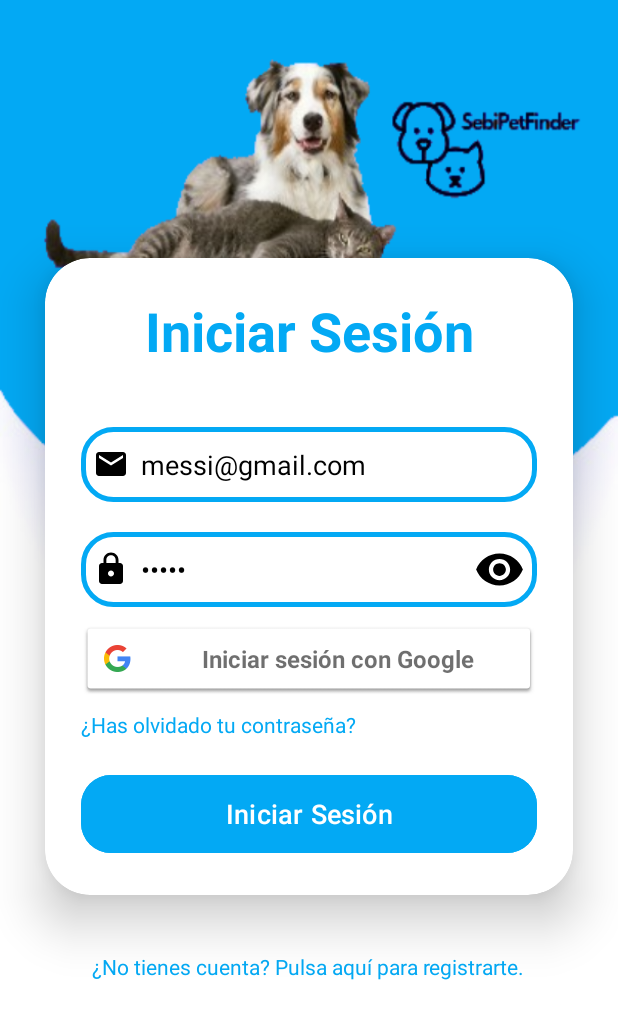
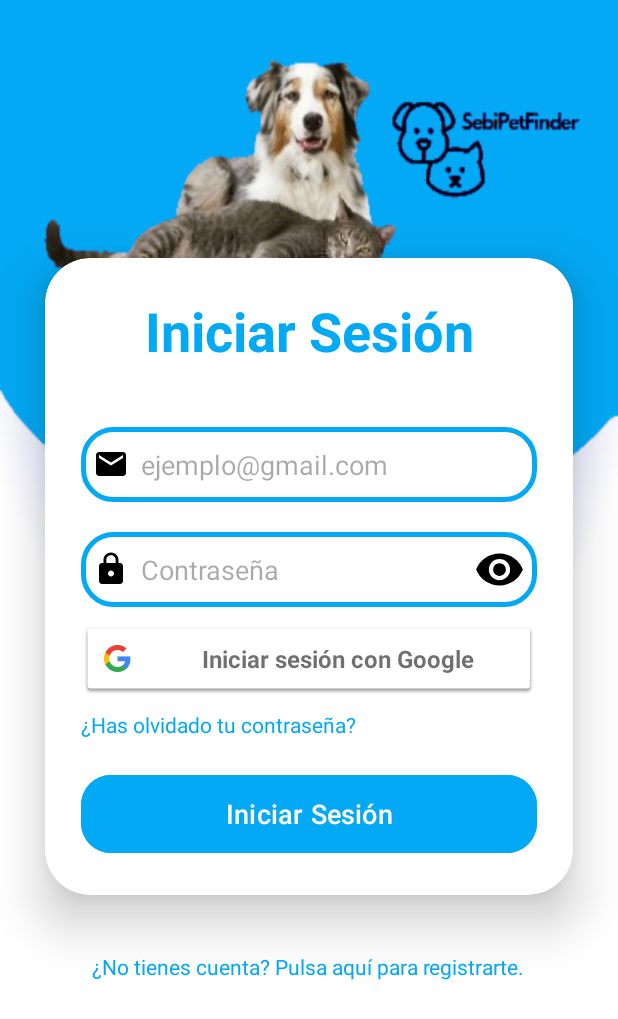
Before and after one commit to sebiapp/SebiPetFinder, an Android app: the screen it shows after launch (MainActivity), on a phone screen of 412 x 824 dp. Shown: the top 1019 px of the screen. Run offline under Robolectric (Android 15) with nearby library versions, the phone set to English and light mode, and no system bars.

```diff
--- a/app/src/main/java/com/riberadeltajo/sebipetfinder/Interfaces/ApiService.java
+++ b/app/src/main/java/com/riberadeltajo/sebipetfinder/Interfaces/ApiService.java
@@ -162,17 +162,6 @@ public interface ApiService {
     @FormUrlEncoded
     @POST("borrarMascotaEncontrada.php")
     Call<String> borrarMascotaEncontrada(@Field("mascota_id") int mascotaId);
-
-    /* OBTENER TODAS LAS MOSCATAS PERDIDAS DE UNA CIUDAD EN ESPECIFICO */
-    @FormUrlEncoded
-    @POST("getMascotasByCity.php")
-    Call<List<Mascota>> getMascotasByCity(@Field("ciudad") String ciudad);
-
-    /* OBTENER TODAS LAS MOSCATAS ENCONTRADAS DE UNA CIUDAD EN ESPECIFICO */
-    @FormUrlEncoded
-    @POST("getMascotasEncontradasByCity.php")
-    Call<List<Mascota>> getMascotasEncontradasByCity(@Field("ciudad") String ciudad);
-
     @FormUrlEncoded
     @POST("forgot_password.php")
     Call<JsonObject> enviarCodigoRestablecerPassword(@Field("email") String email);
--- a/app/src/main/java/com/riberadeltajo/sebipetfinder/ui/AnimalesEncontrados/MascotaEncontradaInfo.java
+++ b/app/src/main/java/com/riberadeltajo/sebipetfinder/ui/AnimalesEncontrados/MascotaEncontradaInfo.java
@@ -216,6 +216,7 @@ public class MascotaEncontradaInfo extends AppCompatActivity {
         });
         Button btnMessage = findViewById(R.id.messageButton);
         btnMessage.setOnClickListener(v -> {
+            enviarNotificacion("llamada");
             Intent intent = new Intent(this, ChatActivity.class);
             intent.putExtra("anuncioId", anuncioId); // ID del anuncio
             Log.d("tipoanuncio", tipoAnuncio);
--- a/app/src/main/res/layout/activity_main.xml
+++ b/app/src/main/res/layout/activity_main.xml
@@ -44,7 +44,6 @@
                 android:drawablePadding="8dp"
                 android:hint="ejemplo@gmail.com"
                 android:padding="8dp"
-                android:text="messi@gmail.com"
                 android:textColor="@color/black" />
 
             <LinearLayout
@@ -65,7 +64,6 @@
                     android:hint="Contraseña"
                     android:inputType="textPassword"
                     android:padding="8dp"
-                    android:text="messi"
                     android:textColor="@color/black" />
 
                 <ImageView
```
